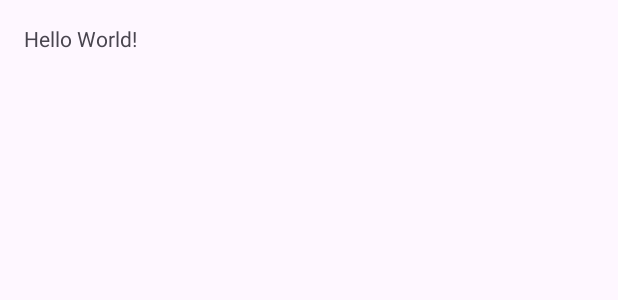
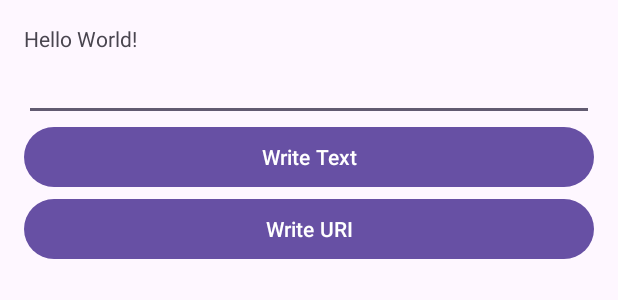
Before and after one commit to vgor15/NFCBusinessCard, an Android app: the layout activity_main.xml on its own in the app's theme, with its tools: preview values and no code run, on a phone screen of 412 x 824 dp. Shown: the top 300 px of the screen. Run offline under Robolectric (Android 15) with nearby library versions, the phone set to English and light mode, and no system bars.

Commit message:
Function Writer

```diff
--- a/app/src/main/res/layout/activity_main.xml
+++ b/app/src/main/res/layout/activity_main.xml
@@ -15,4 +15,21 @@
         android:layout_width="wrap_content"
         android:layout_height="wrap_content"
         android:text="Hello World!"/>
+
+    <EditText
+        android:id="@+id/input"
+        android:layout_width="match_parent"
+        android:layout_height="wrap_content"/>
+
+    <Button
+        android:onClick="onWriteText"
+        android:text="Write Text"
+        android:layout_width="match_parent"
+        android:layout_height="wrap_content"/>
+
+    <Button
+        android:onClick="onWriteUri"
+        android:text="Write URI"
+        android:layout_width="match_parent"
+        android:layout_height="wrap_content"/>
 </LinearLayout>
```
Also changed, not shown: app/src/main/java/com/vyomgor/nfc/MainActivity.java (+97 -1 lines).
